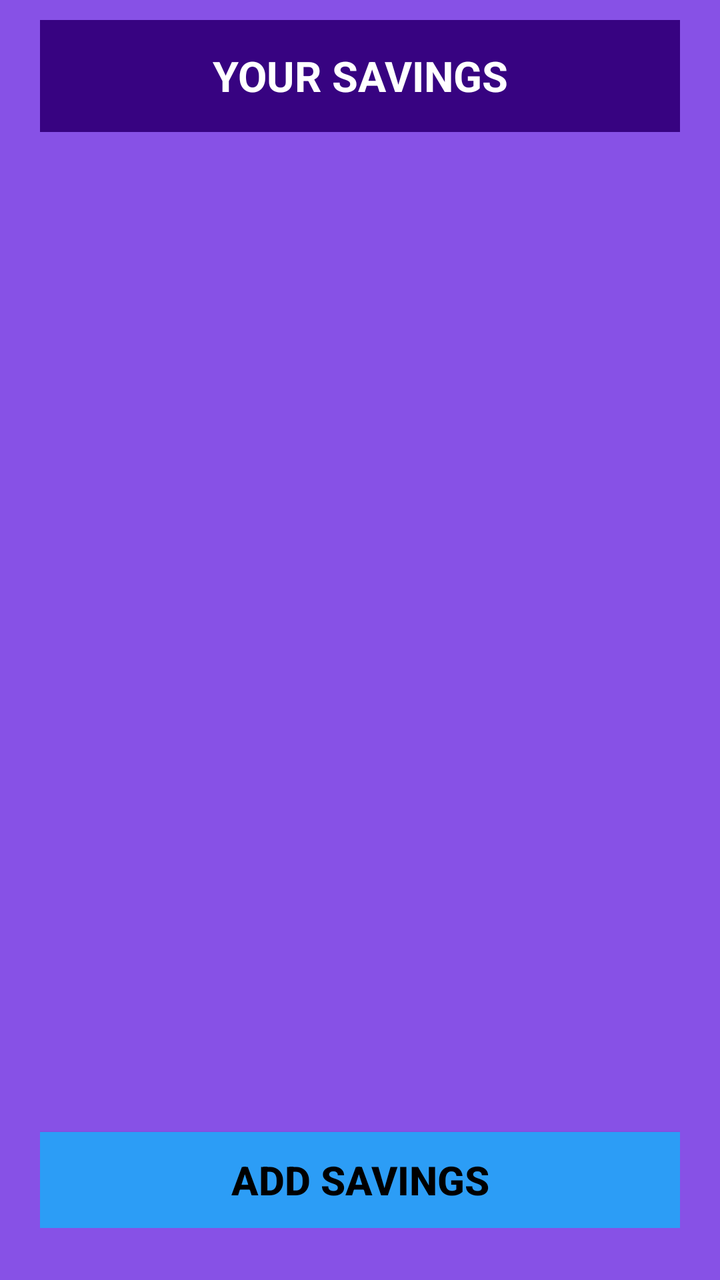
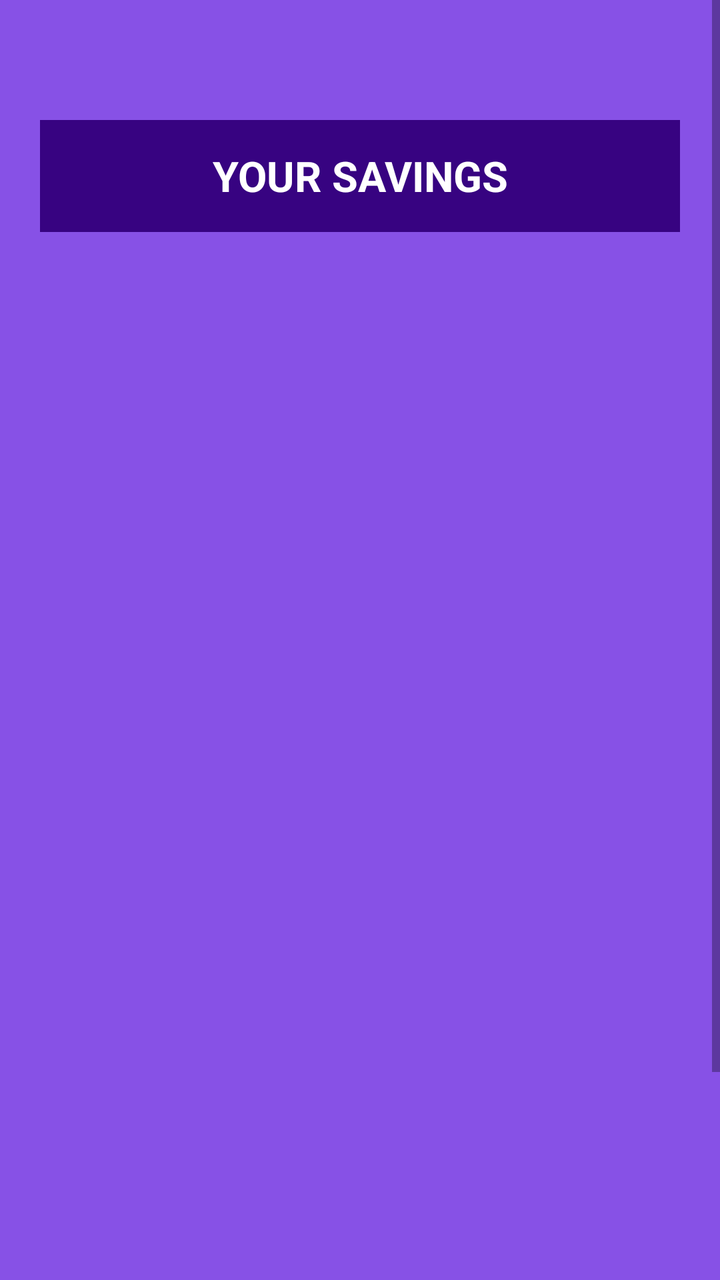

Screens rendered from an Android XML layout before and after an edit, with the pre-edit source and the edit as a unified diff.
<!-- AndroidManifest.xml: application theme Theme.FinanceFit -->
<!-- res/layout/activity_savings.xml -->
<?xml version="1.0" encoding="utf-8"?>
<ScrollView xmlns:android="http://schemas.android.com/apk/res/android"
    xmlns:app="http://schemas.android.com/apk/res-auto"
    xmlns:tools="http://schemas.android.com/tools"
    android:layout_width="match_parent"
    android:layout_height="match_parent"
    android:background="#8751E6">
    <LinearLayout
        android:layout_width="match_parent"
        android:layout_height="match_parent"
        android:paddingRight="20sp"
        android:paddingLeft="20sp"
        android:background="#8751E6"
        android:paddingTop="10sp"
        android:orientation="vertical"
        tools:context=".Portfolio">
        <RelativeLayout
            android:layout_width="match_parent"
            android:layout_height="?actionBarSize"
            android:background="#370381"
            android:id="@+id/ToolbarDash">

            <TextView
                android:layout_width="match_parent"
                android:layout_height="wrap_content"
                android:textSize="21sp"
                android:textStyle="bold"
                android:textColor="#fff"
                android:text="YOUR SAVINGS"
                android:textAlignment="center"
                android:layout_centerVertical="true"/>
        </RelativeLayout>

        <LinearLayout
            android:layout_width="match_parent"
            android:layout_height="500sp"
            android:orientation="vertical">
            <androidx.recyclerview.widget.RecyclerView
                android:id="@+id/savingsView"
                android:layout_width="match_parent"
                android:layout_height="match_parent"
                android:layout_marginTop="30sp"
                android:scrollbars="vertical"
                android:clipToPadding="false"
                android:paddingBottom="110sp" />
            <TextView
                android:layout_width="match_parent"
                android:layout_height="match_parent"
                android:gravity="center"
                android:visibility="invisible"
                android:text="No Savings/Investment Added"
                android:id="@+id/txtrecyclerText"
                />

        </LinearLayout>

        <androidx.appcompat.widget.AppCompatButton
            android:layout_width="match_parent"
            android:layout_height="wrap_content"
            android:layout_marginTop="0sp"
            android:text="Add Savings"
            android:textColor="#000"
            android:textSize="20sp"
            android:layout_gravity="center"
            android:textStyle="bold"
            android:background="#2C9DF6"
            android:id="@+id/btnsaves"/>


    </LinearLayout>
</ScrollView>
<!-- resources referenced by this layout -->
<resources>
  <style name="Theme.FinanceFit" parent="Theme.MaterialComponents.DayNight.NoActionBar">
          
          <item name="colorPrimary">@color/purple_500</item>
          <item name="colorPrimaryVariant">@color/purple_700</item>
          <item name="colorOnPrimary">@color/white</item>
          
          <item name="colorSecondary">@color/teal_200</item>
          <item name="colorSecondaryVariant">@color/teal_700</item>
          <item name="colorOnSecondary">@color/black</item>
          
          <item name="android:statusBarColor">#130041</item>
  
          
      </style>
  <color name="purple_500">#FF6200EE</color>
  <color name="purple_700">#FF3700B3</color>
  <color name="white">#FFFFFFFF</color>
  <color name="teal_200">#FF03DAC5</color>
  <color name="teal_700">#FF018786</color>
  <color name="black">#FF000000</color>
</resources>

<!-- the commit's change to res/layout/activity_savings.xml (unified diff, before → after) -->
@@ -18,6 +18,7 @@
             android:layout_width="match_parent"
             android:layout_height="?actionBarSize"
             android:background="#370381"
+            android:layout_marginTop="50sp"
             android:id="@+id/ToolbarDash">
 
             <TextView
@@ -57,7 +58,7 @@
         <androidx.appcompat.widget.AppCompatButton
             android:layout_width="match_parent"
             android:layout_height="wrap_content"
-            android:layout_marginTop="0sp"
+            android:layout_marginTop="100sp"
             android:text="Add Savings"
             android:textColor="#000"
             android:textSize="20sp"
